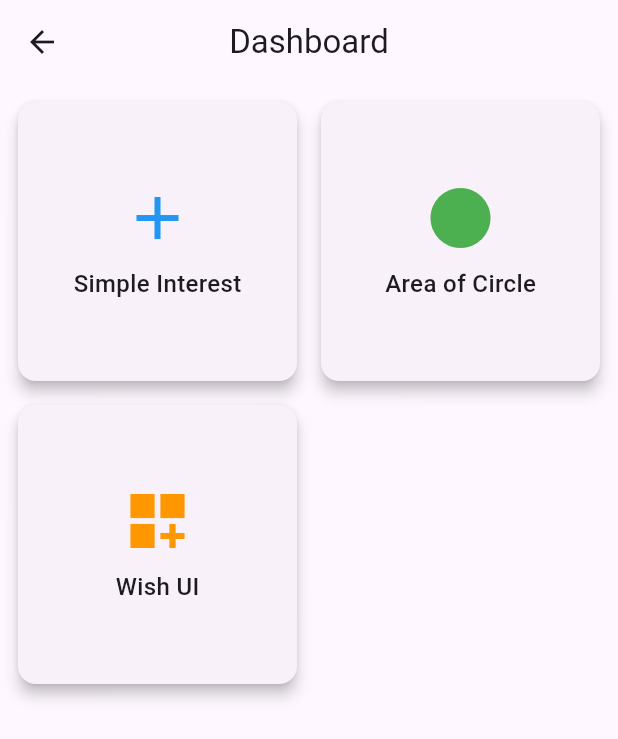
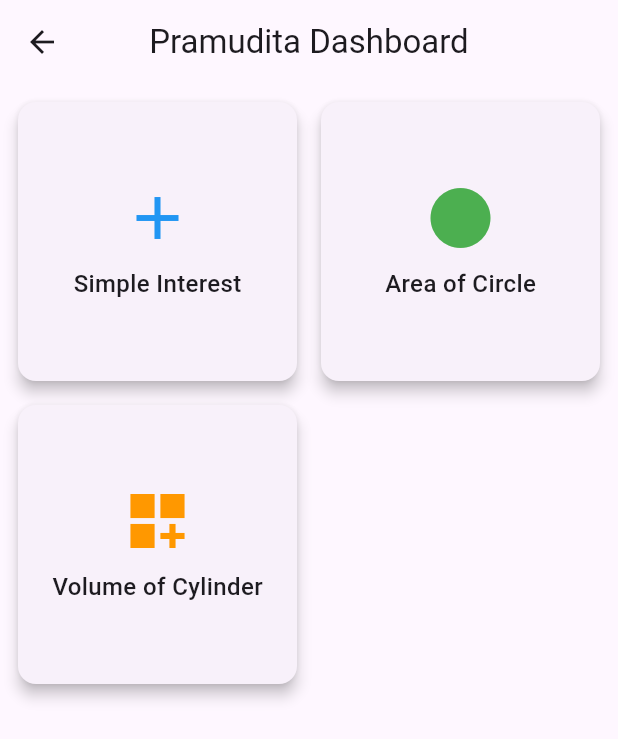
Before and after one commit to Pramudita29/flutter_app, a Flutter app: the DashboardView screen opened directly, on a phone screen of 412 x 824 dp. Shown: the top 739 px of the screen. Run offline on Flutter 3.47's test engine with Material 3 defaults, Android fonts, the phone set to English and light mode, and no system bars; our stand-ins replace flutter_bloc, get_it.

Commit message:
added name to app bar

```diff
--- a/class_assignment_2/lib/cubit/dashboard_cubit.dart
+++ b/class_assignment_2/lib/cubit/dashboard_cubit.dart
@@ -1,29 +1,57 @@
-// Updated dashboard_cubit.dart
+import 'package:class_assignment_2/cubit/area_of_circle_cubit.dart';
+import 'package:class_assignment_2/cubit/dashboard_cubit.dart';
+import 'package:class_assignment_2/cubit/simple_interest_cubit.dart';
+import 'package:class_assignment_2/cubit/volume_of_cylinder_cubit.dart';
+import 'package:class_assignment_2/view/Area_of_circle_cubit_view.dart';
+import 'package:class_assignment_2/view/simple_interest_cubit_view.dart';
+import 'package:class_assignment_2/view/volume_of_cylinder_cubit_view.dart';
 import 'package:flutter/material.dart';
 import 'package:flutter_bloc/flutter_bloc.dart';
 
+class DashboardCubit extends Cubit<void> {
+  DashboardCubit(
+    this._simpleInterestCubit,
+    this._areaOfCircleCubit,
+    this._volumeOfCylinderCubit,
+  ) : super(null);
 
-class DashboardCubit extends Cubit<void> {
-  DashboardCubit() : super(null);
+  final SimpleInterestCubit _simpleInterestCubit;
+  final AreaOfCircleCubit _areaOfCircleCubit;
+  final VolumeOfCylinderCubit _volumeOfCylinderCubit;
 
   void openSimpleInterestView(BuildContext context) {
     Navigator.push(
       context,
-      MaterialPageRoute(builder: (_) => const SimpleInterestView()),
+      MaterialPageRoute(
+        builder: (_) => BlocProvider.value(
+          value: _simpleInterestCubit,
+          child: SimpleInterestView(),
+        ),
+      ),
     );
   }
 
   void openAreaOfCircleView(BuildContext context) {
     Navigator.push(
       context,
-      MaterialPageRoute(builder: (_) => const AreaOfCircleView()),
+      MaterialPageRoute(
+        builder: (_) => BlocProvider.value(
+          value: _areaOfCircleCubit,
+          child: AreaOfCircleView(),
+        ),
+      ),
     );
   }
 
-  void openWishUIView(BuildContext context) {
+  void openVolumeOfCylinderView(BuildContext context) {
     Navigator.push(
       context,
-      MaterialPageRoute(builder: (_) => const WishUIView()),
+      MaterialPageRoute(
+        builder: (_) => BlocProvider.value(
+          value: _volumeOfCylinderCubit,
+          child: VolumeOfCylinderView(),
+        ),
+      ),
     );
   }
 }
--- a/class_assignment_2/lib/view/area_of_circle_cubit_view.dart
+++ b/class_assignment_2/lib/view/area_of_circle_cubit_view.dart
@@ -11,7 +11,7 @@ class AreaOfCircleView extends StatelessWidget {
 
     return Scaffold(
       appBar: AppBar(
-        title: const Text('Area of Circle'),
+        title: const Text('Pramudita Area of Circle'),
         centerTitle: true,
       ),
       body: Padding(
--- a/class_assignment_2/lib/view/dashboard_cubit_view.dart
+++ b/class_assignment_2/lib/view/dashboard_cubit_view.dart
@@ -10,7 +10,7 @@ class DashboardView extends StatelessWidget {
   Widget build(BuildContext context) {
     return Scaffold(
       appBar: AppBar(
-        title: const Text('Dashboard'),
+        title: const Text('Pramudita Dashboard'),
         centerTitle: true,
       ),
       body: GridView(
@@ -24,13 +24,17 @@ class DashboardView extends StatelessWidget {
           Card(
             elevation: 4,
             child: InkWell(
-              onTap: () => context.read<DashboardCubit>().openSimpleInterestView(context),
+              onTap: () => context
+                  .read<DashboardCubit>()
+                  .openSimpleInterestView(context),
               child: Column(
                 mainAxisAlignment: MainAxisAlignment.center,
                 children: const <Widget>[
                   Icon(Icons.add, size: 48, color: Colors.blue),
                   SizedBox(height: 8),
-                  Text('Simple Interest', style: TextStyle(fontSize: 16, fontWeight: FontWeight.w500)),
+                  Text('Simple Interest',
+                      style:
+                          TextStyle(fontSize: 16, fontWeight: FontWeight.w500)),
                 ],
               ),
             ),
@@ -38,13 +42,16 @@ class DashboardView extends StatelessWidget {
           Card(
             elevation: 4,
             child: InkWell(
-              onTap: () => context.read<DashboardCubit>().openAreaOfCircleView(context),
+              onTap: () =>
+                  context.read<DashboardCubit>().openAreaOfCircleView(context),
               child: Column(
                 mainAxisAlignment: MainAxisAlignment.center,
                 children: const <Widget>[
                   Icon(Icons.circle, size: 48, color: Colors.green),
                   SizedBox(height: 8),
-                  Text('Area of Circle', style: TextStyle(fontSize: 16, fontWeight: FontWeight.w500)),
+                  Text('Area of Circle',
+                      style:
+                          TextStyle(fontSize: 16, fontWeight: FontWeight.w500)),
                 ],
               ),
             ),
@@ -52,13 +59,18 @@ class DashboardView extends StatelessWidget {
           Card(
             elevation: 4,
             child: InkWell(
-              onTap: () => context.read<DashboardCubit>().openWishUIView(context),
+              onTap: () => context
+                  .read<DashboardCubit>()
+                  .openVolumeOfCylinderView(context),
               child: Column(
                 mainAxisAlignment: MainAxisAlignment.center,
                 children: const <Widget>[
-                  Icon(Icons.dashboard_customize, size: 48, color: Colors.orange),
+                  Icon(Icons.dashboard_customize,
+                      size: 48, color: Colors.orange),
                   SizedBox(height: 8),
-                  Text('Wish UI', style: TextStyle(fontSize: 16, fontWeight: FontWeight.w500)),
+                  Text('Volume of Cylinder',
+                      style:
+                          TextStyle(fontSize: 16, fontWeight: FontWeight.w500)),
                 ],
               ),
             ),
--- a/class_assignment_2/lib/view/simple_interest_cubit_view.dart
+++ b/class_assignment_2/lib/view/simple_interest_cubit_view.dart
@@ -13,7 +13,7 @@ class SimpleInterestView extends StatelessWidget {
 
     return Scaffold(
       appBar: AppBar(
-        title: const Text('Simple Interest'),
+        title: const Text('Pramudita Simple Interest'),
         centerTitle: true,
       ),
       body: Padding(
```
